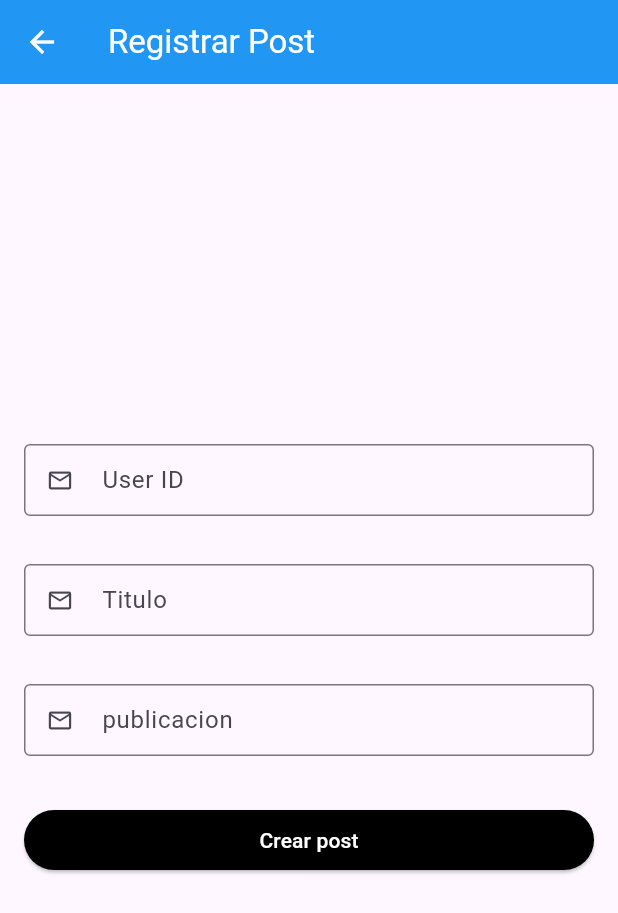
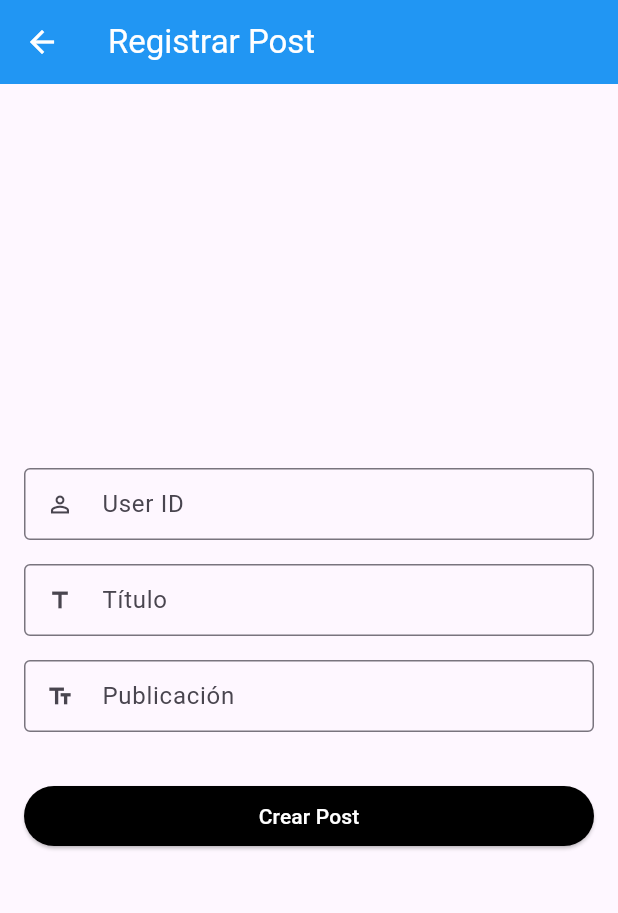
Before and after one commit to DavidRos1231/consumo-dio, a Flutter app: the screen it shows after launch, after a tap on the "person add" icon, on a phone screen of 412 x 824 dp. Shown: the top 913 px of the screen. Run offline on Flutter 3.47's test engine with Material 3 defaults, Android fonts, the phone set to English and light mode, and no system bars; our stand-ins replace dio; network calls fail.

Commit message:
tercer commit

```diff
--- a/lib/register.dart
+++ b/lib/register.dart
@@ -1,4 +1,5 @@
 import 'package:flutter/material.dart';
+import 'lista.dart'; // Importa la clase Post para acceder al modelo
 
 class Register extends StatefulWidget {
   const Register({super.key});
@@ -8,16 +9,31 @@ class Register extends StatefulWidget {
 }
 
 class _RegisterState extends State<Register> {
-    final GlobalKey<FormState> _formKey = GlobalKey<FormState>();
+  final GlobalKey<FormState> _formKey = GlobalKey<FormState>();
   final TextEditingController _userId = TextEditingController();
   final TextEditingController _body = TextEditingController();
   final TextEditingController _title = TextEditingController();
+  Post? _post; // Para almacenar el post que estamos editando
+
+  @override
+  void didChangeDependencies() {
+    super.didChangeDependencies();
+    // Recibir el post a editar, si lo hay
+    final Post? post = ModalRoute.of(context)?.settings.arguments as Post?;
+    if (post != null) {
+      _post = post;
+      // Cargar los datos del post en los controladores
+      _userId.text = post.userId.toString();
+      _title.text = post.title;
+      _body.text = post.body;
+    }
+  }
 
   @override
   Widget build(BuildContext context) {
     return Scaffold(
       appBar: AppBar(
-        title: const Text('Registrar Post'),
+        title: Text(_post == null ? 'Registrar Post' : 'Editar Post'),
         backgroundColor: Colors.blue,
         foregroundColor: Colors.white,
       ),
@@ -32,52 +48,66 @@ class _RegisterState extends State<Register> {
                   key: _formKey,
                   child: Column(
                     children: [
+                      // Campo User ID
                       TextFormField(
                         decoration: const InputDecoration(
                           border: OutlineInputBorder(),
                           isDense: true,
                           hintText: "0",
                           label: Text("User ID"),
-                          prefixIcon: Icon(Icons.email_outlined),
+                          prefixIcon: Icon(Icons.person_outline),
                         ),
                         keyboardType: TextInputType.number,
                         controller: _userId,
+                        readOnly: _post != null, // No editable si es edición
                       ),
-                      const SizedBox(height: 32.0),
+                      const SizedBox(height: 16.0),
+                      // Campo Título
                       TextFormField(
                         decoration: const InputDecoration(
                           border: OutlineInputBorder(),
                           isDense: true,
                           hintText: "Titulo",
-                          label: Text("Titulo"),
-                          prefixIcon: Icon(Icons.email_outlined),
+                          label: Text("Título"),
+                          prefixIcon: Icon(Icons.title),
                         ),
-                        keyboardType: TextInputType.emailAddress,
-                        controller: _body,
+                        controller: _title,
+                        validator: (value) {
+                          if (value == null || value.isEmpty) {
+                            return 'Por favor ingrese un título';
+                          }
+                          return null;
+                        },
                       ),
-                      const SizedBox(height: 32.0),
-                       TextFormField(
+                      const SizedBox(height: 16.0),
+                      // Campo Cuerpo del post
+                      TextFormField(
                         decoration: const InputDecoration(
                           border: OutlineInputBorder(),
                           isDense: true,
-                          hintText: "Yo opino que...",
-                          label: Text("publicacion"),
-                          prefixIcon: Icon(Icons.email_outlined),
+                          hintText: "Escribe la publicación",
+                          label: Text("Publicación"),
+                          prefixIcon: Icon(Icons.text_fields),
                         ),
-                        keyboardType: TextInputType.emailAddress,
-                        controller: _title,
+                        controller: _body,
+                        validator: (value) {
+                          if (value == null || value.isEmpty) {
+                            return 'Por favor ingrese el cuerpo del post';
+                          }
+                          return null;
+                        },
                       ),
                       const SizedBox(height: 32.0),
+                      // Botón de guardar
                       SizedBox(
                         width: double.infinity,
-                        //height: 48.0,
                         child: ElevatedButton(
                           style: ElevatedButton.styleFrom(
                             backgroundColor: Colors.black,
                             foregroundColor: Colors.white,
                           ),
-                          onPressed: () => _register(),
-                          child: const Text('Crear post'),
+                          onPressed: _savePost,
+                          child: Text(_post == null ? 'Crear Post' : 'Guardar Cambios'),
                         ),
                       ),
                     ],
@@ -91,7 +121,21 @@ class _RegisterState extends State<Register> {
     );
   }
 
-  void _register() async {
+  // Método para guardar los cambios del post
+  void _savePost() {
+    if (_formKey.currentState?.validate() ?? false) {
+      final updatedPost = Post(
+        userId: int.parse(_userId.text), // Obtener el UserId del campo
+        id: _post?.id ?? 0, // Si es edición, mantenemos el ID del post actual
+        title: _title.text,
+        body: _body.text,
+      );
 
+      // Aquí se pueden manejar los datos, como enviarlos a una API o base de datos
+      print("Post guardado: ${updatedPost.toJson()}");
+
+      // Volver a la pantalla anterior (Lista)
+      Navigator.pop(context);
+    }
   }
 }
```
Also changed, not shown: lib/lista.dart (+44 -2 lines).
